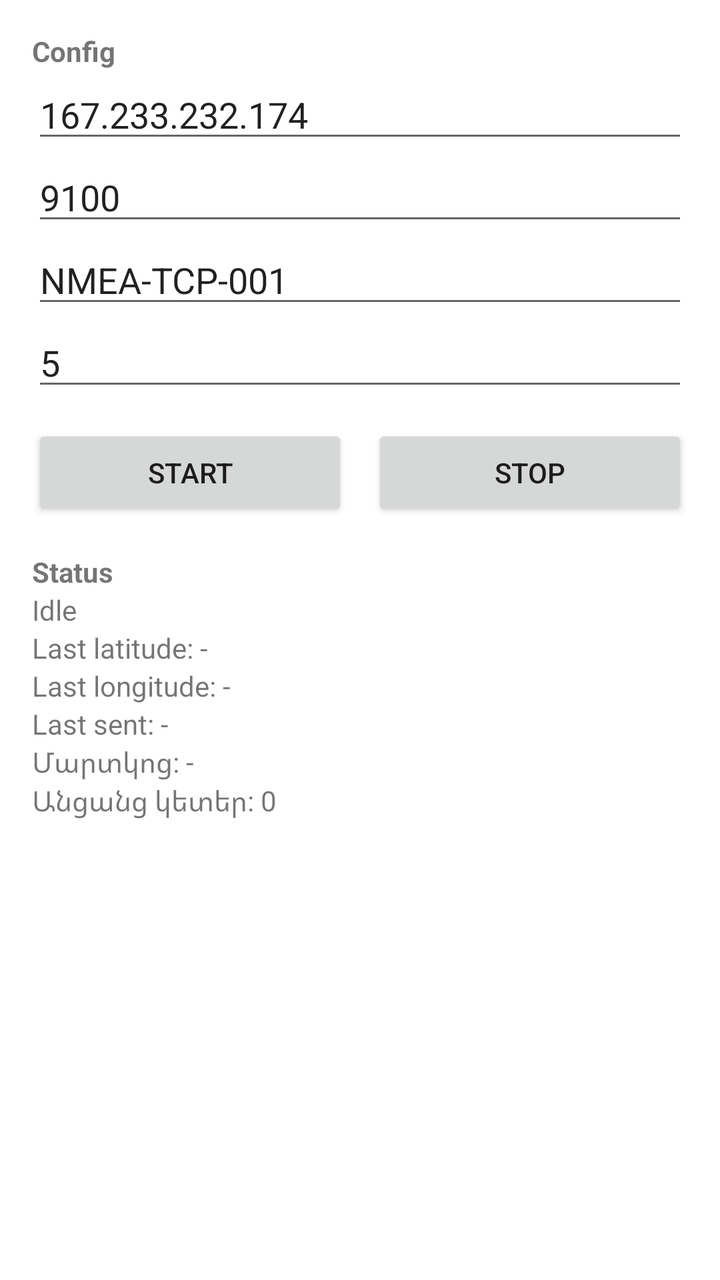
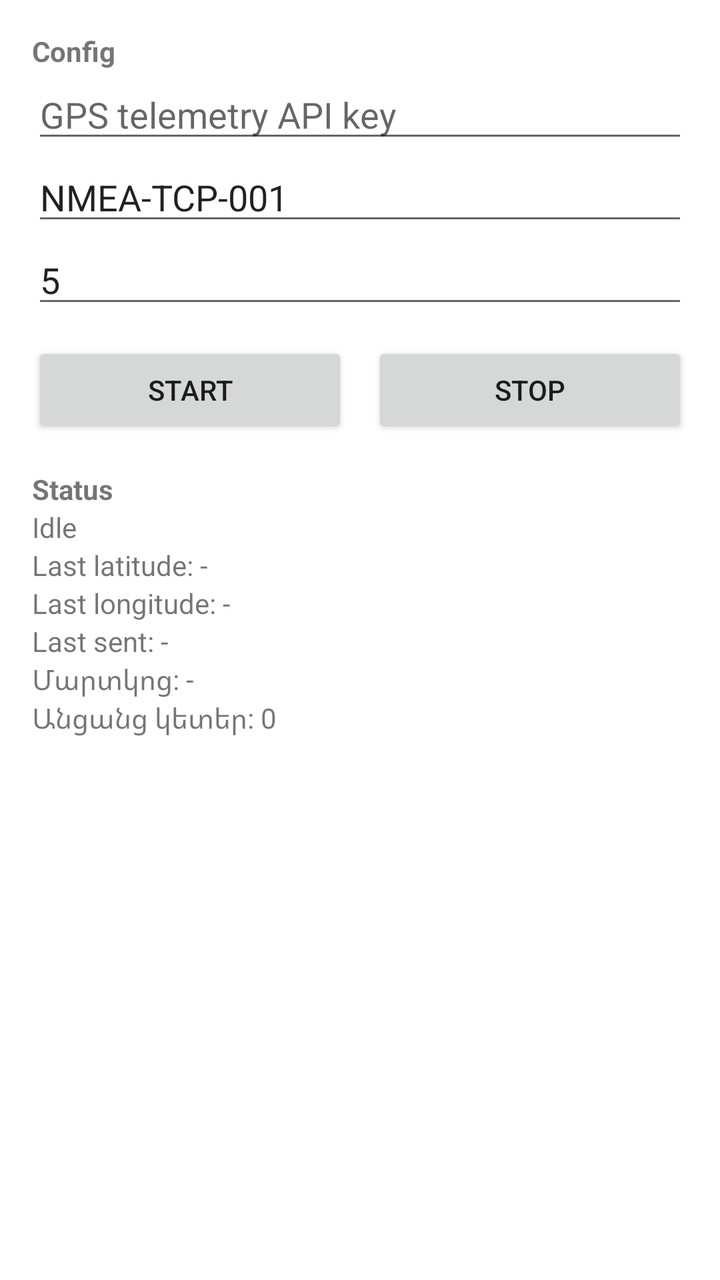

Two renders of the same Android screen: before a commit and after it. Below are the layout's source before the change and the commit's diff.
<!-- AndroidManifest.xml: application theme Theme.EcoTrack -->
<!-- res/layout/activity_main.xml -->
<?xml version="1.0" encoding="utf-8"?>
<ScrollView xmlns:android="http://schemas.android.com/apk/res/android"
    android:layout_width="match_parent"
    android:layout_height="match_parent">

    <LinearLayout
        android:layout_width="match_parent"
        android:layout_height="wrap_content"
        android:orientation="vertical"
        android:padding="16dp">

        <TextView
            android:layout_width="wrap_content"
            android:layout_height="wrap_content"
            android:text="Config"
            android:textStyle="bold" />

        <EditText
            android:id="@+id/hostEdit"
            android:layout_width="match_parent"
            android:layout_height="wrap_content"
            android:hint="Host"
            android:inputType="text"
            android:text="167.233.232.174" />

        <EditText
            android:id="@+id/portEdit"
            android:layout_width="match_parent"
            android:layout_height="wrap_content"
            android:hint="Port"
            android:inputType="number"
            android:text="9100" />

        <EditText
            android:id="@+id/deviceCodeEdit"
            android:layout_width="match_parent"
            android:layout_height="wrap_content"
            android:hint="Device code"
            android:inputType="text"
            android:text="NMEA-TCP-001" />

        <EditText
            android:id="@+id/intervalEdit"
            android:layout_width="match_parent"
            android:layout_height="wrap_content"
            android:hint="Interval seconds"
            android:inputType="number"
            android:text="5" />

        <LinearLayout
            android:layout_width="match_parent"
            android:layout_height="wrap_content"
            android:orientation="horizontal"
            android:paddingTop="12dp">

            <Button
                android:id="@+id/startButton"
                android:layout_width="0dp"
                android:layout_height="wrap_content"
                android:layout_weight="1"
                android:text="Start" />

            <Button
                android:id="@+id/stopButton"
                android:layout_width="0dp"
                android:layout_height="wrap_content"
                android:layout_marginStart="12dp"
                android:layout_weight="1"
                android:text="Stop" />
        </LinearLayout>

        <TextView
            android:layout_width="wrap_content"
            android:layout_height="wrap_content"
            android:paddingTop="16dp"
            android:text="Status"
            android:textStyle="bold" />

        <TextView
            android:id="@+id/statusText"
            android:layout_width="match_parent"
            android:layout_height="wrap_content"
            android:text="Idle" />

        <TextView
            android:id="@+id/lastLatText"
            android:layout_width="match_parent"
            android:layout_height="wrap_content"
            android:text="Last latitude: -" />

        <TextView
            android:id="@+id/lastLonText"
            android:layout_width="match_parent"
            android:layout_height="wrap_content"
            android:text="Last longitude: -" />

        <TextView
            android:id="@+id/lastSentText"
            android:layout_width="match_parent"
            android:layout_height="wrap_content"
            android:text="Last sent: -" />

        <TextView
            android:id="@+id/batteryText"
            android:layout_width="match_parent"
            android:layout_height="wrap_content"
            android:text="Մարտկոց: -" />

        <TextView
            android:id="@+id/pendingText"
            android:layout_width="match_parent"
            android:layout_height="wrap_content"
            android:text="Անցանց կետեր: 0" />
    </LinearLayout>
</ScrollView>
<!-- resources referenced by this layout -->
<resources>
  <style name="Theme.EcoTrack" parent="Theme.MaterialComponents.DayNight.NoActionBar">
          <item name="colorPrimary">@android:color/holo_green_dark</item>
          <item name="colorPrimaryVariant">@android:color/holo_green_light</item>
          <item name="colorSecondary">@android:color/holo_blue_light</item>
      </style>
</resources>

<!-- the commit's change to res/layout/activity_main.xml (unified diff, before → after) -->
@@ -16,20 +16,12 @@
             android:textStyle="bold" />
 
         <EditText
-            android:id="@+id/hostEdit"
+            android:id="@+id/telemetryApiKeyEdit"
             android:layout_width="match_parent"
             android:layout_height="wrap_content"
-            android:hint="Host"
-            android:inputType="text"
-            android:text="167.233.232.174" />
-
-        <EditText
-            android:id="@+id/portEdit"
-            android:layout_width="match_parent"
-            android:layout_height="wrap_content"
-            android:hint="Port"
-            android:inputType="number"
-            android:text="9100" />
+            android:hint="GPS telemetry API key"
+            android:inputType="textPassword"
+            android:importantForAutofill="no" />
 
         <EditText
             android:id="@+id/deviceCodeEdit"
